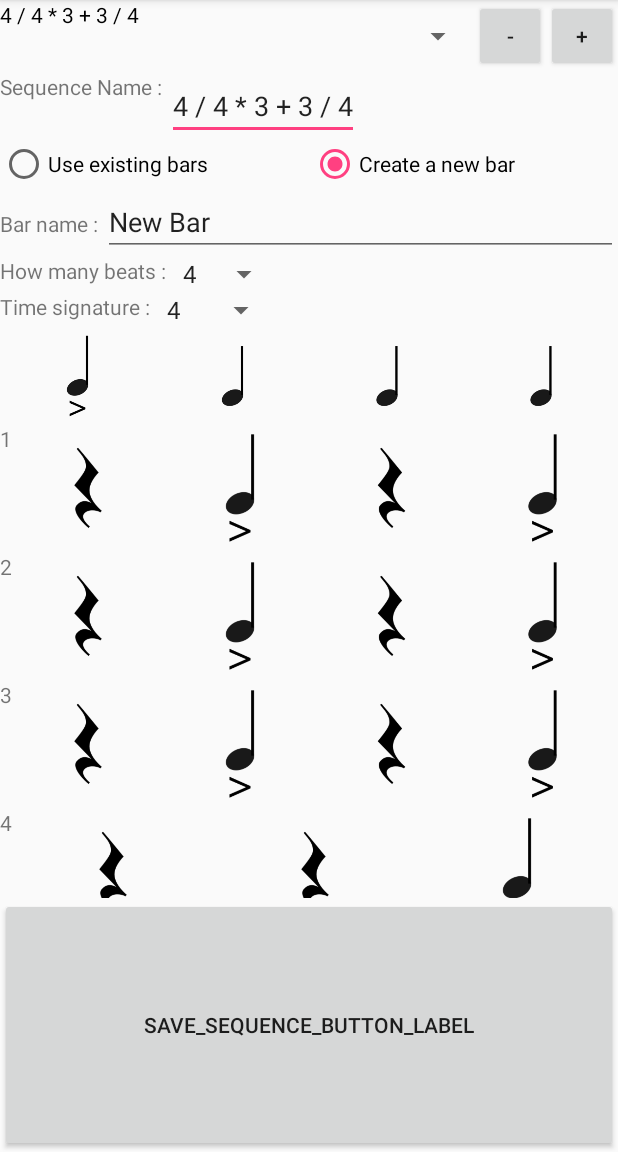
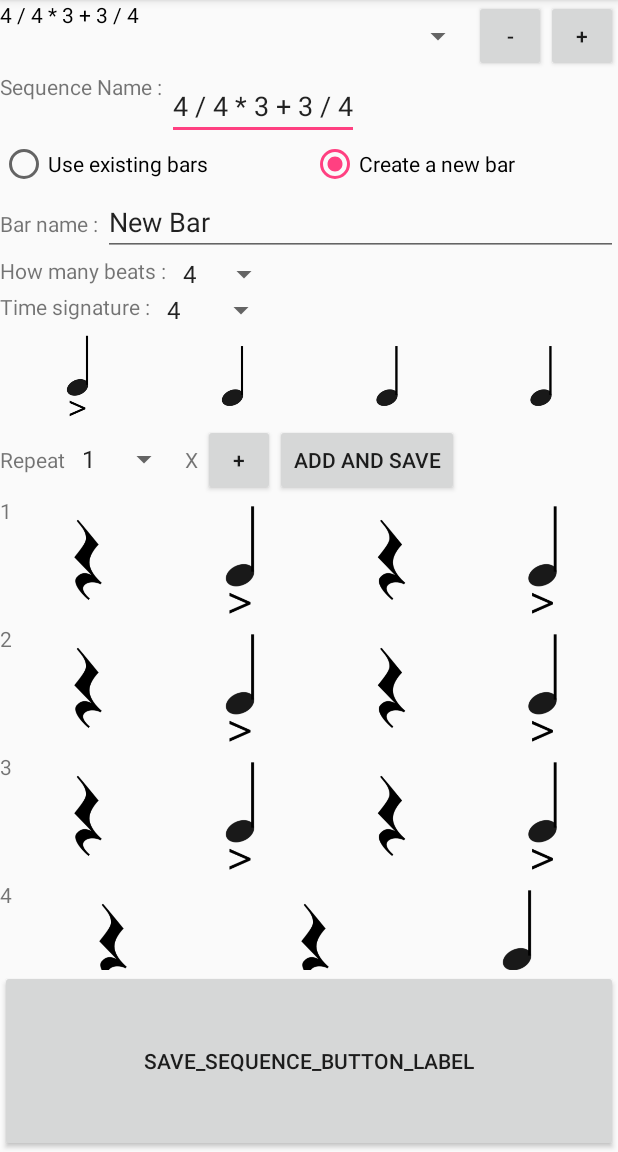
Before and after one commit to nicomanel/metronomeApp, an Android app: the SequenceEditorActivity screen opened directly, with no data from a screen before it, after a tap on "Create a new bar", on a phone screen of 412 x 824 dp, the part 84-1236 px from its top. Run offline under Robolectric (Android 15) with nearby library versions, the phone set to English and light mode, and no system bars.

Commit message:
sequence creation ok. Still need to save it to the file

```diff
--- a/app/src/main/java/com/doumdoum/nmanel/metronome/ui/SequenceEditor.java
+++ b/app/src/main/java/com/doumdoum/nmanel/metronome/ui/SequenceEditor.java
@@ -28,6 +28,8 @@ public class SequenceEditor extends LinearLayout implements Observer {
 
     private static final String LOG = SequenceEditor.class.toString();
     private final BarEditor barEditor;
+    private final Button addBarToSequenceFromBarEditorButton;
+    private final Button addBarToSequenceAndSaveButton;
     private Button addBarToSequenceButton;
     private SequenceView sequenceView;
     private Spinner iterationNumberSpinner;
@@ -37,11 +39,17 @@ public class SequenceEditor extends LinearLayout implements Observer {
     private Bars bars;
     private RadioButton useExistingBarsButton;
     private RadioButton createNewBarButton;
+    private Bar barInCreation;
+
 
     public SequenceEditor(Context context, AttributeSet attrs) {
         super(context, attrs);
         addView(LayoutInflater.from(context).inflate(R.layout.sequence_editor, null));
+
         addBarToSequenceButton = (Button) findViewById(R.id.sequenceEditorButtonAddBarsToSequenceId);
+        addBarToSequenceFromBarEditorButton = (Button) findViewById(R.id.sequenceEditorBarEditorButtonAddBarsToSequenceId);
+        addBarToSequenceAndSaveButton = (Button) findViewById(R.id.sequenceEditorBarEditorButtonAddBarsToSequenceAndSaveId);
+
         bars = (new BarsManager(context)).loadBars();
         barChoiceSpinner = (BarsSpinner) findViewById(R.id.sequenceEditorBarChoiceSpinnerId);
         iterationNumberSpinner = (Spinner) findViewById(R.id.sequenceEditorIterationNumberSpinnerId);
@@ -57,20 +65,21 @@ public class SequenceEditor extends LinearLayout implements Observer {
             public void onClick(View view) {
                 switch (view.getId()) {
                     case R.id.sequenceEditorUseExistingBarsButtonId:
-                        barEditor.setVisibility(GONE);
-
+//                        barEditor.setVisibility(GONE);
+                        findViewById(R.id.sequenceEditorBarEditorLayoutId).setVisibility(GONE);
 
                         findViewById(R.id.sequenceEditorBarChoiceLayoutId).setVisibility(VISIBLE);
                         barChoiceSpinner.setBars(bars);
                         break;
                     case R.id.sequenceEditorCreateNewBarButtonId:
-                        Bar bar = new Bar("New Bar");
-                        bar.addBeat(new Beat(Beat.Style.Accent1));
-                        bar.addBeat(new Beat(Beat.Style.Normal));
-                        bar.addBeat(new Beat(Beat.Style.Normal));
-                        bar.addBeat(new Beat(Beat.Style.Normal));
-                        barEditor.setBar(bar);
-                        findViewById(R.id.sequenceEditorBarEditorId).setVisibility(VISIBLE);
+                        barInCreation = new Bar("New Bar");
+                        bars.addBar(barInCreation);
+                        barInCreation.addBeat(new Beat(Beat.Style.Accent1));
+                        barInCreation.addBeat(new Beat(Beat.Style.Normal));
+                        barInCreation.addBeat(new Beat(Beat.Style.Normal));
+                        barInCreation.addBeat(new Beat(Beat.Style.Normal));
+                        barEditor.setBar(barInCreation);
+                        findViewById(R.id.sequenceEditorBarEditorLayoutId).setVisibility(VISIBLE);
                         findViewById(R.id.sequenceEditorBarChoiceLayoutId).setVisibility(GONE);
                         break;
                 }
@@ -86,7 +95,7 @@ public class SequenceEditor extends LinearLayout implements Observer {
                 if (sequence == null)
                     return;
 
-                int iteration = Integer.valueOf("" + iterationNumberSpinner.getSelectedItem()).intValue();
+                int iteration = Integer.valueOf(iterationNumberSpinner.getSelectedItem().toString()).intValue();
                 Bar bar = (Bar) barChoiceSpinner.getSelectedItem();
 
                 for (int i = 0; i < iteration; i++) {
--- a/app/src/main/res/layout/sequence_editor.xml
+++ b/app/src/main/res/layout/sequence_editor.xml
@@ -50,11 +50,52 @@
                 android:text="Create a new bar" />
         </RadioGroup>
 
+        <LinearLayout
+            android:id="@+id/sequenceEditorBarEditorLayoutId"
+            android:layout_width="match_parent"
+            android:layout_height="wrap_content"
+            android:orientation="vertical"
+            android:visibility="gone">
         <com.doumdoum.nmanel.metronome.ui.BarEditor
             android:id="@+id/sequenceEditorBarEditorId"
             android:layout_width="match_parent"
-            android:layout_height="wrap_content"
-            android:visibility="gone" />
+            android:layout_height="wrap_content" />
+
+            <LinearLayout
+                android:layout_width="match_parent"
+                android:layout_height="wrap_content"
+                android:orientation="horizontal">
+
+                <TextView
+                    android:layout_width="wrap_content"
+                    android:layout_height="wrap_content"
+                    android:text="Repeat " />
+
+                <Spinner
+                    android:id="@+id/sequenceEditorBarEditorIterationNumberSpinnerId"
+                    android:layout_width="wrap_content"
+                    android:layout_height="wrap_content"
+                    android:entries="@array/iterationNumbers" />
+
+                <TextView
+                    android:layout_width="wrap_content"
+                    android:layout_height="wrap_content"
+                    android:text=" X " />
+
+                <Button
+                    android:id="@+id/sequenceEditorBarEditorButtonAddBarsToSequenceId"
+                    android:layout_width="48dp"
+                    android:layout_height="wrap_content"
+                    android:text="+" />
+
+                <Button
+                    android:id="@+id/sequenceEditorBarEditorButtonAddBarsToSequenceAndSaveId"
+                    android:layout_width="wrap_content"
+                    android:layout_height="wrap_content"
+                    android:text="Add and Save" />
+            </LinearLayout>
+        </LinearLayout>
+
 
         <LinearLayout
             android:id="@+id/sequenceEditorBarChoiceLayoutId"
@@ -69,13 +110,18 @@
             android:layout_height="wrap_content"
             android:layout_weight="1" />
 
+            <TextView
+                android:layout_width="wrap_content"
+                android:layout_height="wrap_content"
+                android:text="Repeat " />
         <Spinner
             android:id="@+id/sequenceEditorIterationNumberSpinnerId"
             android:layout_width="wrap_content"
             android:layout_height="wrap_content"
             android:entries="@array/iterationNumbers" />
 
-        <Button
+
+            <Button
             android:id="@+id/sequenceEditorButtonAddBarsToSequenceId"
             android:layout_width="48dp"
             android:layout_height="wrap_content"
--- a/app/src/main/res/values/strings.xml
+++ b/app/src/main/res/values/strings.xml
@@ -16,7 +16,7 @@
     <string name="action_settings">Settings</string>
     <string name="section_format">Hello World from section: %1$d</string>
     <string name="plus_sign">+</string>
-    <string name="new_sequence">default_sequence_name</string>
+    <string name="new_sequence">New Sequence</string>
     <string name="save_sequence">save_sequence_button_label</string>
     <string name="minus_sign">-</string>
 
```
